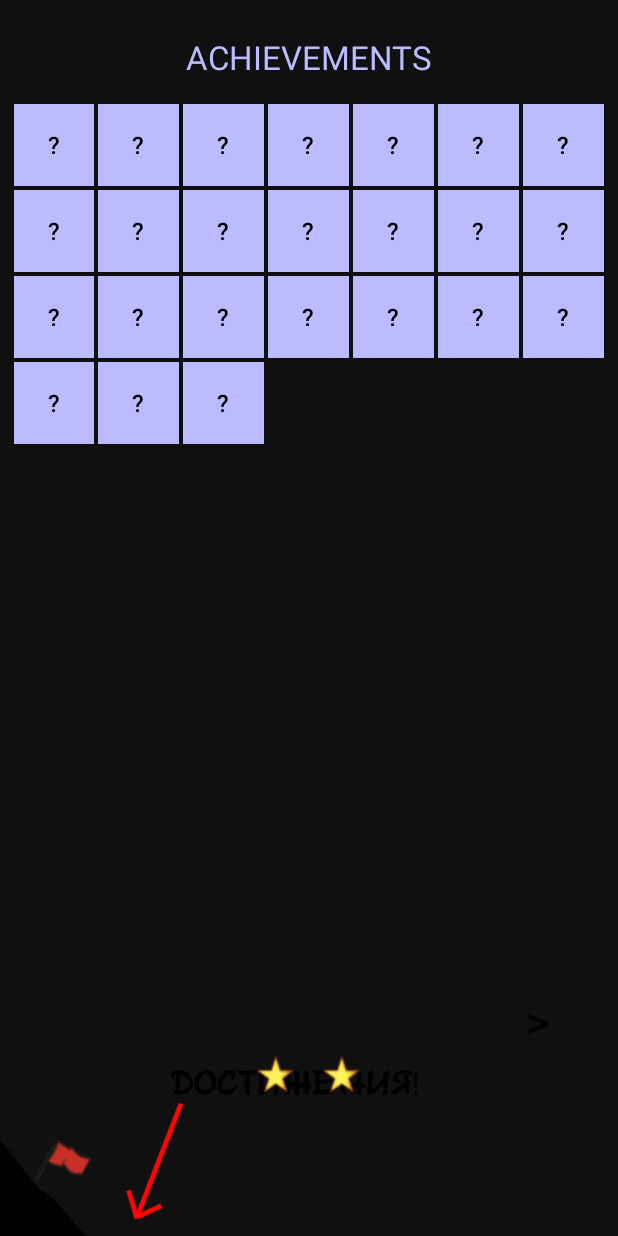
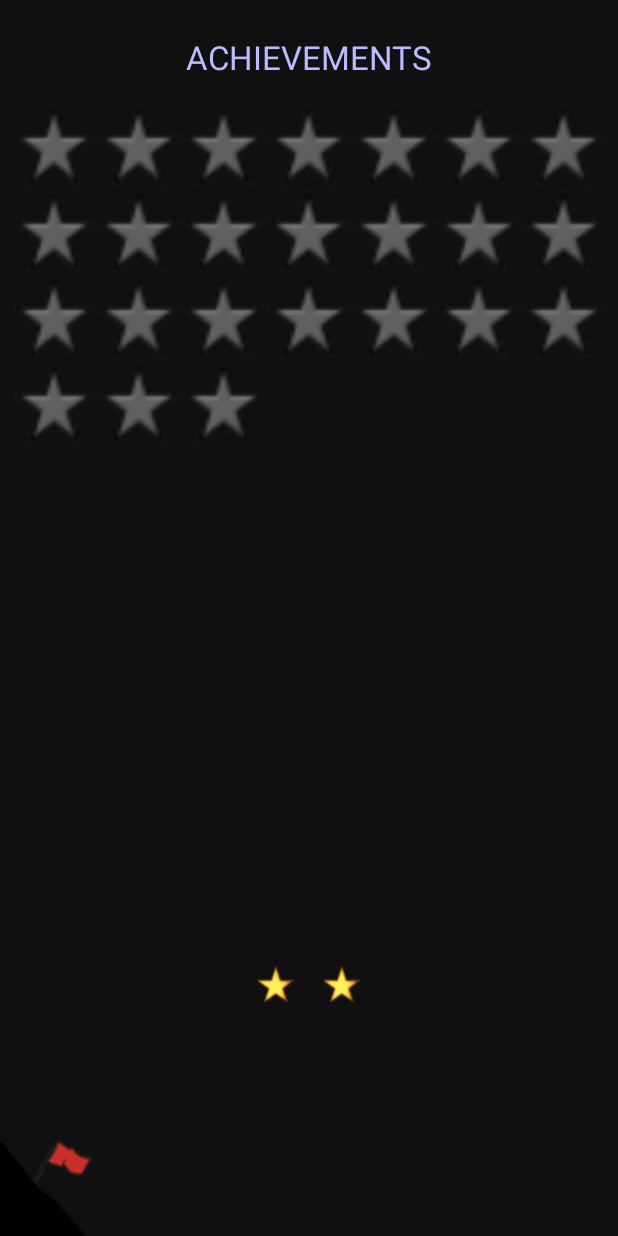
Before and after one commit to Toringen/Numberfall, an Android app: the screen it shows after launch (MenuActivity), after a tap on an icon or button, on a phone screen of 412 x 824 dp. Run offline under Robolectric (Android 15) with nearby library versions, the phone set to English and light mode, and no system bars.

Commit message:
Achievements upgraded

```diff
--- a/app/src/main/java/ru/startandroid/c9_simpledisorder/Achieve.java
+++ b/app/src/main/java/ru/startandroid/c9_simpledisorder/Achieve.java
@@ -5,7 +5,7 @@ package ru.startandroid.c9_simpledisorder;
  */
 
 public class Achieve {
-    private int id, id_image, counter, max;
+    private int id, id_image, counter, counter_max, counter_goal;
     private String code, title, caption_before, caption_after;
     private boolean is_unlocked;
 
@@ -17,11 +17,12 @@ public class Achieve {
         this.caption_before = caption_before;
         this.caption_after = (caption_after == "") ? caption_before : caption_after;
         this.counter = 0;
-        this.max = 0;
+        this.counter_max = 0;
+        this.counter_goal = 0;
         is_unlocked = false;
     }
 
-    public Achieve(int id, String code, String title, int id_image, String caption_before, String caption_after, int max) {
+    public Achieve(int id, String code, String title, int id_image, String caption_before, String caption_after, int counter_goal) {
         this.id = id;
         this.code = code;
         this.title = title;
@@ -29,7 +30,8 @@ public class Achieve {
         this.caption_before = caption_before;
         this.caption_after = (caption_after == "") ? caption_before : caption_after;
         this.counter = 0;
-        this.max = max;
+        this.counter_max = 0;
+        this.counter_goal = counter_goal;
         is_unlocked = false;
     }
 
@@ -42,7 +44,7 @@ public class Achieve {
     }
 
     public String GetLabelBefore() {
-        return caption_before;
+        return caption_before + (counter_goal == 0 ? "" : String.format(" (%1$s / %2$s)", counter_max, counter_goal));
     }
 
     public String GetLabelAfter() {
@@ -76,7 +78,8 @@ public class Achieve {
     public boolean SetCounter(int value) {
         if (is_unlocked) return false;
         counter = value;
-        is_unlocked = (counter >= max);
+        if (counter >= counter_max) counter_max = counter;
+        is_unlocked = (counter >= counter_goal);
         return is_unlocked;
     }
 }
--- a/app/src/main/java/ru/startandroid/c9_simpledisorder/AchieveController.java
+++ b/app/src/main/java/ru/startandroid/c9_simpledisorder/AchieveController.java
@@ -29,8 +29,8 @@ public class AchieveController {
                 new Achieve(1, "L42", "42", R.drawable.sp_xor, "Пройти 42 уровня", "", 42),
                 new Achieve(1, "L70", "", R.drawable.sp_xor, "Пройти все уровни", "", 70),
 
-                new Achieve(1, "S10",  "Darkness begins", R.drawable.sp_xor, "Открыть усложенный режим", "", 10),
-                new Achieve(1, "S80",  "", R.drawable.sp_xor, "Открыть все уровни", "", 80),
+                new Achieve(1, "S10",  "Darkness begins", R.drawable.sp_xor, "Открыть усложенный режим", ""),
+                new Achieve(1, "S80",  "", R.drawable.sp_xor, "Открыть все уровни", ""),
                 new Achieve(1, "S50",  "Starlight", R.drawable.sp_xor, "Набрать 50 звезд", "", 50),
                 new Achieve(1, "S140", "Purity", R.drawable.sp_xor, "Набрать 140 звезд", "", 140),
 
@@ -69,21 +69,22 @@ public class AchieveController {
         if (am10.GetCounter() == 0 && current >= 100000) am10.SetCounter(1);
         else if (am10.GetCounter() == 1 && current <= 0) AchieveUnlock(m, am10);
 
-        //Achieve af0 = GetAchieve("FIELD_ZERO");
-        //if (!af0.isUnlocked() && CheckAchieveFieldZero(buttons)) AchieveUnlock(m, af0);
+        Achieve af0 = GetAchieve("FIELD_ZERO");
+        if (!af0.isUnlocked() && CheckAchieveFieldZero(buttons)) AchieveUnlock(m, af0);
 
         AchieveAddCounter(m, "STEPS_LEVEL_50", 1);
         AchieveAddCounter(m, "STEPS_LEVEL_99", 1);
         AchieveAddCounter(m, "STEPS_2056", 1);
         AchieveAddCounter(m, "STEPS_13118", 1);
-/*
+
+        int count_steps = GetAchieve("STEPS_LEVEL_50").GetCounter();
         CheckAchieveUnlock(m, "MOVE_177013", current == 177013);
-        CheckAchieveUnlock(m, "TIME_5L", Calendar.getInstance().getTime().getTime() - mass_dates[4].getTime() <= 1000);
-        CheckAchieveUnlock(m, "SAME_4", GetAchieve("STEPS_LEVEL_50").GetCounter() >= 4
+        CheckAchieveUnlock(m, "TIME_5L", count_steps >= 4 && Calendar.getInstance().getTime().getTime() - mass_dates[4].getTime() <= 1200);
+        CheckAchieveUnlock(m, "SAME_4", count_steps >= 4
                 && current == mass_values[1]
                 && current == mass_values[2]
                 && current == mass_values[3]);
-*/
+
         if (mass_signs[0] == mass_signs[1]) {
             AchieveAddCounter(m, "SIGNS_SAME_10", 1);
             AchieveAddCounter(m, "SIGNS_SAME_15", 1);
@@ -107,15 +108,17 @@ public class AchieveController {
     }
 
     public static void AddLevel(MessageController m, int count_levels) {
-        CheckAchieveUnlock(m, "L42", count_levels >= 42);
-        CheckAchieveUnlock(m, "L70", count_levels >= 70);
+        AchieveSetCounter(m, "L42", count_levels);
+        AchieveSetCounter(m, "L70", count_levels);
+        //CheckAchieveUnlock(m, "L42", count_levels >= 42);
+        //CheckAchieveUnlock(m, "L70", count_levels >= 70);
     }
 
     public static void AddStar(MessageController m, int count_stars) {
         CheckAchieveUnlock(m, "S10", count_stars >= 10);
-        CheckAchieveUnlock(m, "S50", count_stars >= 50);
         CheckAchieveUnlock(m, "S80", count_stars >= 80);
-        CheckAchieveUnlock(m, "S140", count_stars == 140);
+        AchieveSetCounter(m, "S50", count_stars);
+        AchieveSetCounter(m, "S140", count_stars);
     }
 
     public static void StartLevel() {
@@ -129,6 +132,7 @@ public class AchieveController {
     }
 
     public static void RestartLevel() {
+        StartLevel();
         AchieveClearCounter("WIN_3");
         AchieveClearCounter("WIN_5");
     }
@@ -139,8 +143,8 @@ public class AchieveController {
         AchieveAddCounter(m, "WIN_3", 1);
         AchieveAddCounter(m, "WIN_5", 1);
 
-        //Achieve af0 = GetAchieve("FIELD_EMPTY");
-        //if (!af0.isUnlocked() && CheckAchieveFieldEmpty(buttons)) AchieveUnlock(m, af0);
+        Achieve af0 = GetAchieve("FIELD_EMPTY");
+        if (!af0.isUnlocked() && CheckAchieveFieldEmpty(buttons)) AchieveUnlock(m, af0);
     }
 
     private static boolean CheckAchieveFieldZero(Button[][] buttons) {
@@ -154,7 +158,7 @@ public class AchieveController {
     private static boolean CheckAchieveFieldEmpty(Button[][] buttons) {
         for (Button[] mass : buttons)
             for (Button btn : mass)
-                if (btn.isEnabled())
+                if (btn.getText() != "")
                     return false;
         return true;
     }
@@ -190,6 +194,15 @@ public class AchieveController {
     private static boolean AchieveAddCounter(MessageController m, String code, int counter_add) {
         Achieve a = GetAchieve(code);
         if (a.AddCounter(counter_add)) {
+            m.AddMessage("A:" + a.GetLabelAfter());
+            return true;
+        };
+        return false;
+    }
+
+    private static boolean AchieveSetCounter(MessageController m, String code, int counter_add) {
+        Achieve a = GetAchieve(code);
+        if (a.SetCounter(counter_add)) {
             m.AddMessage("A:" + a.GetLabelAfter());
             return true;
         };
--- a/app/src/main/java/ru/startandroid/c9_simpledisorder/LevelController.java
+++ b/app/src/main/java/ru/startandroid/c9_simpledisorder/LevelController.java
@@ -43,24 +43,24 @@ public class LevelController {
             { "S5", "K2", "P*_60_/_40", "C1", "R1000000", "HK0", "Overflow" },
 
             // 4
-            { "S6", "K3", "R400", "HR222_444_666_888", "L+2*_+10*_-" },
+            { "S6", "K3", "R555_444", "HR222_444_666_888", "L+2*_+10*_-" },
             { "S6", "K3", "R1428", "HR1428_2857", "L+2*_+10*_-3*" },
-            { "S6", "K3", "R3999", "HR1999_2998", "HB30", "P+10*_60_-_40" },
+            { "S6", "K3", "R3999", "HR1999_2998", "HB30", "P+10*_60_-_20_-3*_20", "StackSetG" },
             { "S4", "K3", "R199", "HR1_19_199", "HB25", "+*" },
             { "S4", "K3", "R1111", "HR4444", "+*" },
             { "S4", "K3", "R991", "HR9_91_991", "HB5", "+*" },
             { "S4", "K3", "R800", "HK0", "HR890", "L+10*_-3*",  "Overflow" },
 
-            // Gemini 5
-            { "S4", "K3", "R400", "C-1", "G+", "StackSetG", "АCtrl + S!!!" },
-            { "S4", "K3", "R4000", "HR-400_4000", "C-2", "G+-*" },
-            { "S4", "K3", "R17776", "HR400000", "C-3", "G+*" },
+            // Knight (Gemini 5)
+            { "S4", "K3", "R400", "HR100_200_300_400", "HK0", "C-1", "G+", "StackSetG", "АCtrl + S!!!" },
+            { "S4", "K3", "R4000", "HR-400_4000", "C-2", "G+-*", "StackSetG", "StackSetG", "StackSetG" },
+            { "S5", "K3", "R17776", "HR400000", "C-3", "G+*" },
             { "S5", "K3", "R-4", "C500", "G+-" },
             { "S5", "K3", "R500", "C-5", "G+-*/" },
             { "S5", "K3", "R-6", "C800", "G+-*/" },
             { "S5", "K3", "R800000", "C-7", "HK0", "HR80000000", "LG_+_-3*_*_/",  "Overflow" },
 
-            // Programming 6
+            // Sorcerer (Programming 6)
             { "Binary", "S4", "R14", "^", "D12", "HD2_10", "АБазовые навыки программирования еще никому не вредили" },
             { "Binary", "S4", "R13", "C14", "&^" },
             { "Binary", "S4", "R11_7", "C13", "&^⊕" },
@@ -73,7 +73,7 @@ public class LevelController {
             { "S4", "K2", "R8_80", "HR20_200", "+-C", "HStackSetG" },
             { "S5", "K2", "R-15_150", "HR15000", "+-C", "HStackSetG", "HStackSetG" },
             { "S4", "K2", "R1000", "HR4000", "+-", "StackSetC", "HStackSetG", "StackSet*" },
-            { "S4", "K2", "R3599", "L+_+2*", "StackSetC", "StackSet*", "HB0", "HD2_4_5_7_10_12_13_15" },
+            { "S4", "HB0", "K2", "R3599", "L+_+2*", "HP+_20_+2*_80", "StackSetC", "StackSet*", "HD2_4_5_7_10_12_13_15" },
             { "S4", "K2", "R1110", "HR2222", "+*C" },
             { "S3", "K2", "R10000", "HR60000", "C1", "P*_50_C_50", "StackSet+", "StackSet+", "StackSet+", "StackSet+", "StackSet+" },
             { "S6", "K0", "R2056000", "HR123456789", "L+_+2*_+10*", "StackSetC", "StackSetC", "StackSetG", "StackSetG", "HStackSetG", "Overflow" },
@@ -91,9 +91,9 @@ public class LevelController {
             // Revolutionary (Libra 8)
             { "S4", "R-60", "HR-120", "+L" },
             { "S4", "R110", "HR136", "+-L", "HP+_42_-_42_L_16", "HK1", "HB0" },
-            { "S4", "R1000", "HR10000", "HB5", "+-CL", "StackSet*", "StackSet*", "StackSet*" },
-            { "S4", "K2", "P+_42_-_42_L_16", "HP+_37_-_37_L_13_G_13", "R10_-20_30_-40", "HR10_-20_30_-40_50_-60_70" },
-            { "S4", "K3", "P+_38_-_38_G_12_C_12", "R2_20_200_2000", "HR2_201_20001_2000001" },
+            { "S4", "K2", "P+_42_-_42_L_16", "HStackSetG", "HStackSetG", "HStackSetG", "R10_-20_30_-40", "HR10_-20_30_-40_50_-60_70" },
+            { "S4", "K3", "P+_33_-_33_G_20_C_14", "R2_20_200_2000", "HS6", "HR2_201_20001_2000001", "HStackSetG" },
+            { "S4", "R1000", "HR10000", "HB5", "+-C", "StackSet*", "StackSet*", "StackSet*" },
             { "S5", "R1000", "HR70000", "-GCL", "Overflow", "C6" },
             { "S5", "R6000", "+GCL", "C10", "HB50", "HR5000_700000" },
 
--- a/app/src/main/java/ru/startandroid/c9_simpledisorder/MainActivity.java
+++ b/app/src/main/java/ru/startandroid/c9_simpledisorder/MainActivity.java
@@ -258,8 +258,8 @@ public class MainActivity extends AppCompatActivity {
 
     @Override
     protected void onDestroy() {
+        AchieveController.Save();
         super.onDestroy();
-        AchieveController.Save();
     }
 
     void SetSize(int value) {
@@ -353,6 +353,7 @@ public class MainActivity extends AppCompatActivity {
                                 AchieveController.EndLevel(user_messages, sign, current, buttons);
 
                                 String code = StarController.EndLevel(id_mode, level_id, is_hardmode_level);
+                                if (code != "")
                                     for (String s : code.split("_")) {
                                         int id = Integer.parseInt(s.substring(1));
                                         if (s.charAt(0) == 'L')
--- a/app/src/main/java/ru/startandroid/c9_simpledisorder/MenuActivity.java
+++ b/app/src/main/java/ru/startandroid/c9_simpledisorder/MenuActivity.java
@@ -55,7 +55,7 @@ public class MenuActivity extends AppCompatActivity {
         try {
             SignController.Initialize();
             AchieveController.Initialize();
-            //AchieveController.Load( getSharedPreferences("Achieve", MODE_PRIVATE));
+            AchieveController.Load( getSharedPreferences("Achieve", MODE_PRIVATE));
             sPrefLevels = getSharedPreferences(getString(R.string.PREF_FILE_LEVELS), MODE_PRIVATE);
             sPrefProgress = getSharedPreferences(getString(R.string.PREF_FILE_PROGRESS), MODE_PRIVATE);
             gridMain = findViewById(R.id.menuGridMain);
@@ -330,14 +330,14 @@ public class MenuActivity extends AppCompatActivity {
             if (is_achieve)
             {
                 list_achieve_unlocked = AchieveController.GetListUnlocked();
+                imagePanel.setVisibility(View.INVISIBLE);
 
                 int count_achieves = list_achieve_unlocked.length;
                 for (int i = 0; i < list_buttons.length; i++) {
                     Button b = list_buttons[i];
                     if (i < count_achieves) {
                         b.setVisibility(View.VISIBLE);
-                        b.setText(list_achieve_unlocked[i] ? "!" : "?");
-                        b.setTextColor(Color.BLACK);
+                        b.setText("");
                         UpdateButtonColor(i);
                     }
                     else {
@@ -346,8 +346,9 @@ public class MenuActivity extends AppCompatActivity {
                 }
             } else {
                 SetPage(id_page, true);
-				if (!is_hardmode_level)
-					list_buttons[achieve_id].setTextColor(Color.WHITE);
+				//if (!is_hardmode_level)
+				//	list_buttons[achieve_id].setTextColor(Color.BLACK);
+
             }
         } catch (Exception e) {
             SetMessage("SetAchieve01", e);
@@ -458,8 +459,6 @@ public class MenuActivity extends AppCompatActivity {
             imagePanel.setVisibility(View.INVISIBLE);
             btnStart.setVisibility(View.INVISIBLE);
             gridLevelInfo.setVisibility(View.INVISIBLE);
-            imagePanel.setVisibility(View.INVISIBLE);
-
         } catch (Exception e) {
             SetMessage("UpdateAchieveInfo01", e);
         }
@@ -489,6 +488,9 @@ public class MenuActivity extends AppCompatActivity {
         gridMain.setBackgroundColor(is_achieve || is_hardmode_level ?
                 getResources().getColor(R.color.menu_backblack) :
                 getResources().getColor(R.color.menu_backwhite));
+        btnPageLeft.setVisibility(is_achieve ? View.INVISIBLE : View.VISIBLE);
+        btnPageRight.setVisibility(is_achieve ? View.INVISIBLE : View.VISIBLE);
+
     }
 
     void UpdateButtonColor(int id_button) {
@@ -498,10 +500,10 @@ public class MenuActivity extends AppCompatActivity {
         if (is_achieve)
         {
             int id_color;
-                 if (id_button == id_button_choosen  ) id_color = R.color.menu_button_achieve_clk;
-            else if (list_achieve_unlocked[id_button]) id_color = R.color.menu_button_achieve_yes;
-            else                                       id_color = R.color.menu_button_achieve_noo;
-            btn.setBackgroundColor(getResources().getColor(id_color));
+                 if (id_button == id_button_choosen  ) id_color = R.drawable.menu_star_blue;
+            else if (list_achieve_unlocked[id_button]) id_color = R.drawable.menu_star;
+            else                                       id_color = R.drawable.menu_star_empty;
+            btn.setBackgroundResource(id_color);
         }
         else
         {
--- a/app/src/main/res/layout/activity_menu.xml
+++ b/app/src/main/res/layout/activity_menu.xml
@@ -41,7 +41,7 @@
     <LinearLayout
         android:id="@+id/menuLayoutAchieveInfo"
         android:layout_width="match_parent"
-        android:layout_height="100dp"
+        android:layout_height="160dp"
         android:layout_marginBottom="20dp"
         android:layout_marginEnd="50dp"
         android:layout_marginStart="50dp"
```
Also changed, not shown: app/src/main/java/ru/startandroid/c9_simpledisorder/StarController.java (+14 -3 lines), app/src/main/res/drawable/menu_star_blue.png (added). Lines whose indentation alone changed are shown as unchanged.
